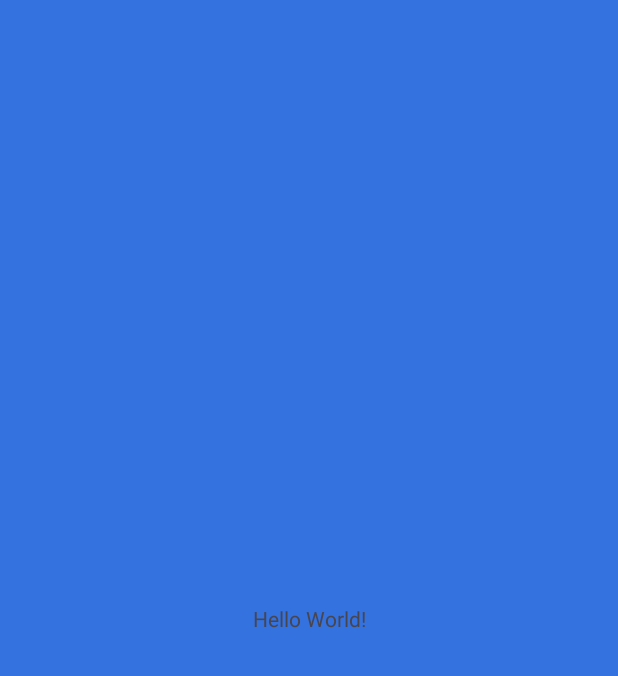
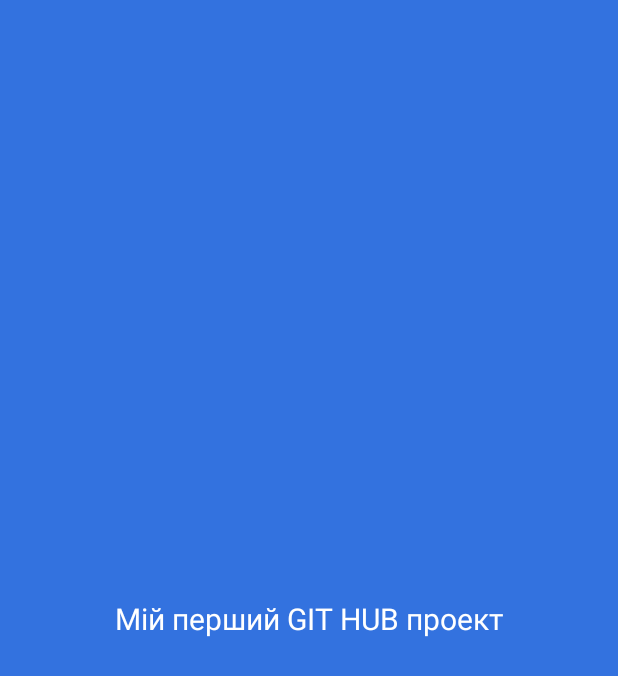
Before and after one commit to TarasikiTV/MyFirstGItProject, an Android app: the screen it shows after launch (MainActivity), on a phone screen of 412 x 824 dp. Before the commit the part shown is almost empty. Shown: the top 676 px of the screen. Run offline under Robolectric (Android 15) with nearby library versions, the phone set to English and light mode, and no system bars.

Commit message:
change text

```diff
--- a/app/src/main/res/layout/activity_main.xml
+++ b/app/src/main/res/layout/activity_main.xml
@@ -10,7 +10,9 @@
     <TextView
         android:layout_width="wrap_content"
         android:layout_height="wrap_content"
-        android:text="Hello World!"
+        android:text="@string/git_hub"
+        android:textColor="#FFFFFF"
+        android:textSize="20sp"
         app:layout_constraintBottom_toBottomOf="parent"
         app:layout_constraintEnd_toEndOf="parent"
         app:layout_constraintStart_toStartOf="parent"
--- a/app/src/main/res/values/strings.xml
+++ b/app/src/main/res/values/strings.xml
@@ -1,3 +1,4 @@
 <resources>
     <string name="app_name">MyFirstGItProject</string>
+    <string name="git_hub">Мій перший GIT HUB проект</string>
 </resources>
```
